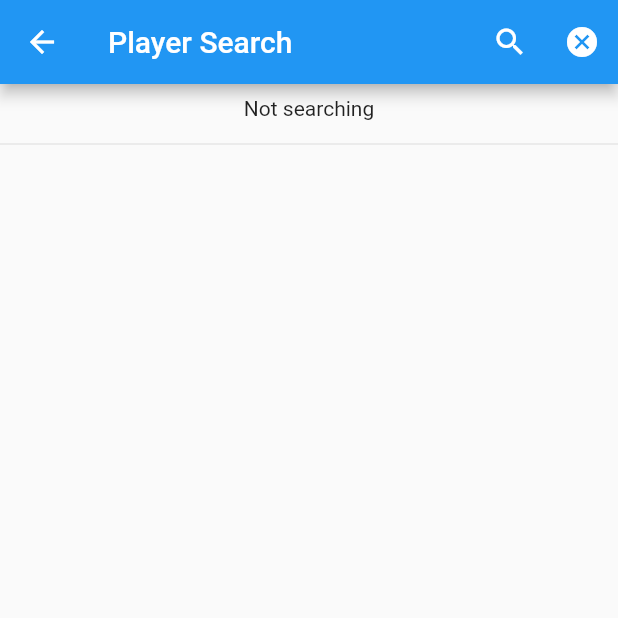
After one commit to leer10/flutter-nearby-pubsub, a Flutter app: the OfferPage screen opened by its route, after a tap on the "search" icon, on a phone screen of 412 x 824 dp, the top half of it. The commit adds this screen. Run offline on Flutter 3.47's test engine with Material 2 defaults, Android fonts, the phone set to English and light mode, and no system bars; missing offline and left inert: nearby_connections.

Commit message:
started advertising screen

```diff
--- /dev/null
+++ b/lib/OfferScreen.dart
@@ -0,0 +1,118 @@
+import 'package:flutter/material.dart';
+import 'package:provider/provider.dart';
+import 'package:minigames/main.dart';
+import 'package:nearby_connections/nearby_connections.dart';
+
+class OfferPage extends StatelessWidget {
+  @override
+  Widget build(BuildContext context) {
+    return ChangeNotifierProvider(
+      builder: (context) => OffersState(),
+      child: Scaffold(
+          appBar: AppBar(
+            title: Text("Player Search"),
+            actions: <Widget>[
+              _searchButton(),
+              _stopButton(),
+            ],
+          ),
+          body: OfferPageBody()),
+    );
+  }
+}
+
+class _searchButton extends StatelessWidget {
+  @override
+  Widget build(BuildContext context) {
+    // TODO: implement build
+    return IconButton(
+      icon: Icon(Icons.search),
+      onPressed: () async {
+        try {
+          bool a = await Nearby().startAdvertising(
+              Provider.of<GameState>(context).selfPlayer.fancyName,
+              Strategy.P2P_STAR,
+              onConnectionInitiated: (String id,ConnectionInfo info) {
+              // Called whenever a discoverer requests connection
+              print("$id found with ${info.endpointName}");
+              },
+              onConnectionResult: (String id,Status status) {
+              // Called when connection is accepted/rejected
+              },
+              onDisconnected: (String id) {
+              // Callled whenever a discoverer disconnects from advertiser
+              },
+          );
+          Provider.of<OffersState>(context).searchingChange(true);
+      } catch (exception) {
+          // platform exceptions like unable to start bluetooth or
+          // insufficient permissions
+          print(exception);
+      }
+      }
+    );
+  }
+}
+
+class _stopButton extends StatelessWidget {
+  @override
+  Widget build(BuildContext context) {
+    // TODO: implement build
+    return IconButton(
+      icon: Icon(Icons.cancel),
+      onPressed: () async {
+      await Nearby().stopAdvertising();
+      Provider.of<OffersState>(context).searchingChange(false);
+    }
+    );
+  }
+
+}
+
+class OffersState with ChangeNotifier{
+  bool isSearching = false;
+void searchingChange(bool state){
+  isSearching = state;
+  notifyListeners();
+}
+}
+
+class OfferPageBody extends StatefulWidget {
+  @override
+  _OfferPageBodyState createState() => _OfferPageBodyState();
+}
+
+class _OfferPageBodyState extends State<OfferPageBody> {
+  _OfferPageBodyState();
+  @override
+  Widget build(BuildContext context) {
+    return Center(
+      child: Column(
+        children: [
+          if (Provider.of<OffersState>(context).isSearching == true)
+          ...[Padding(
+            padding: const EdgeInsets.all(8.0),
+            child: Text("Searching for players", textAlign: TextAlign.center),
+          ), Padding(
+            padding: const EdgeInsets.all(8.0),
+            child: CircularProgressIndicator(),
+          ),
+        Divider()]
+        else
+        ...[Padding(
+          padding: const EdgeInsets.all(8.0),
+          child: Text("Not searching", textAlign: TextAlign.center),
+        ),
+      Divider()]
+        ]
+      ),
+    );
+  }
+}
+
+void playerWantsToJoin(String id, ConnectionInfo info, BuildContext context) {
+  showModalBottomSheet(
+    context: context,
+    builder:
+  );
+}
--- a/lib/main.dart
+++ b/lib/main.dart
@@ -7,6 +7,7 @@ import 'package:minigames/playerClasses.dart';
 //Screens
 import 'package:minigames/OpeningScreen.dart';
 import 'package:minigames/WelcomeScreen.dart';
+import 'package:minigames/OfferScreen.dart';
 
 void main() => runApp(
     ChangeNotifierProvider(builder: (context) => GameState(), child: MyApp()));
@@ -33,6 +34,7 @@ class MyApp extends StatelessWidget {
         routes: {
           '/': (context) => StartingPage(),
           '/welcome': (context) => WelcomePage(),
+          '/welcome/offer': (context) => OfferPage(),
         });
   }
 }
```
Also changed, not shown: lib/WelcomeScreen.dart (+22 -4 lines).
